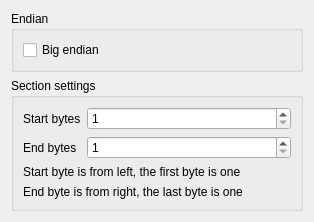
Before: the Qt Designer form src/pages/page/input/crcsettings/SAKInputCrcSettingsDialog.ui in x-tools-author/x-tools, drawn with Qt 5.
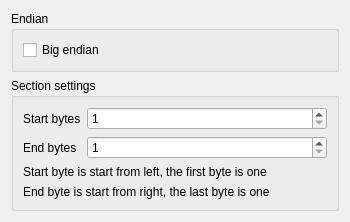
After: the same form once the commit is applied.

The edit to the form file:
```diff
--- a/src/pages/page/input/crcsettings/SAKInputCrcSettingsDialog.ui
+++ b/src/pages/page/input/crcsettings/SAKInputCrcSettingsDialog.ui
@@ -6,7 +6,7 @@
    <rect>
     <x>0</x>
     <y>0</y>
-    <width>314</width>
+    <width>350</width>
     <height>186</height>
    </rect>
   </property>
@@ -54,7 +54,7 @@
 }</string>
         </property>
         <property name="text">
-         <string>Start byte is from left, the first byte is one</string>
+         <string>Start byte is start from left, the first byte is one</string>
         </property>
        </widget>
       </item>
@@ -96,7 +96,7 @@
 }</string>
         </property>
         <property name="text">
-         <string>End byte is from right, the last byte is one</string>
+         <string>End byte is start from right, the last byte is one</string>
         </property>
        </widget>
       </item>
```
